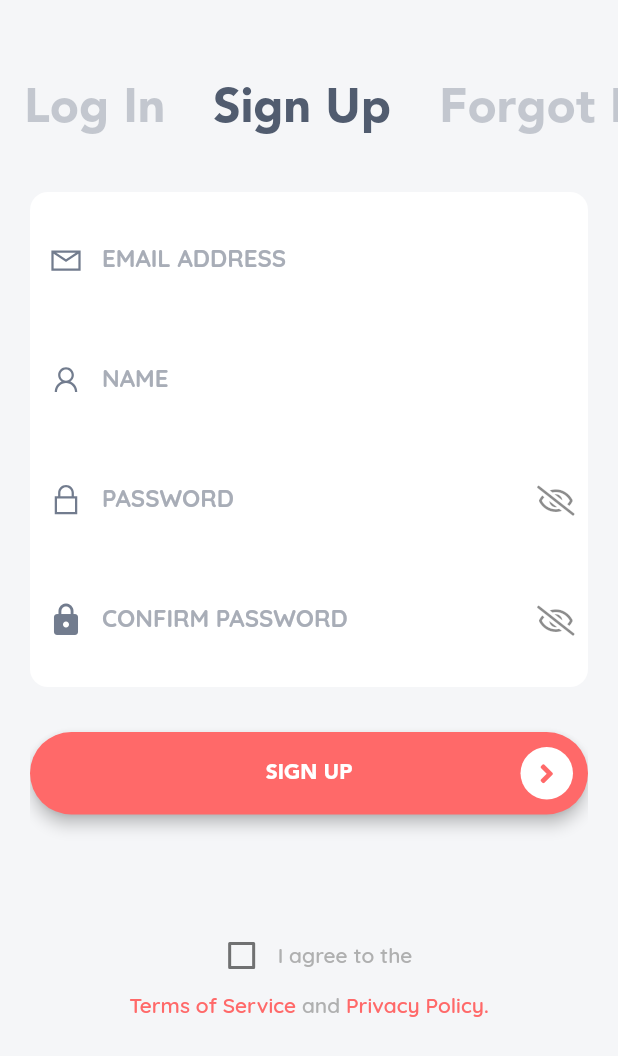
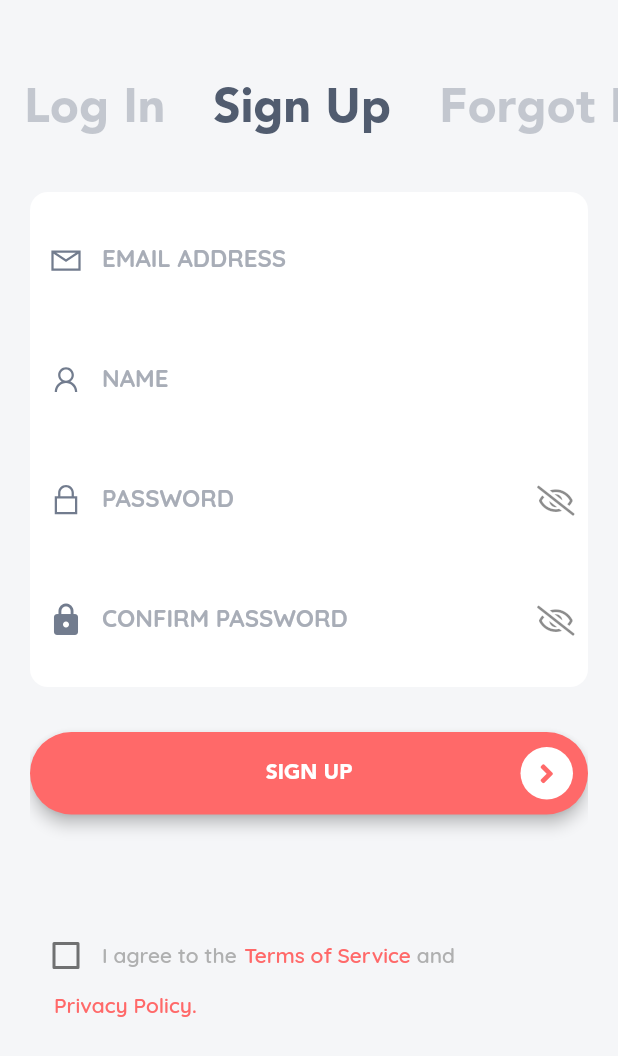
Before and after one commit to vickaw/Ecom-Flutter, a Flutter app: the screen it shows after launch, tab 2 chosen, on a phone screen of 412 x 824 dp. Shown: the top 1056 px of the screen. Run offline on Flutter 3.47's test engine with Material 2 defaults, Android fonts, the phone set to English and light mode, and no system bars; our stand-ins replace flushbar, flutter_html, flutter_rating_bar, flutter_screenutil, font_awesome_flutter, line_icons and 2 more.

Commit message:
Fixed Issues

```diff
--- a/lib/views/auth/login/login.dart
+++ b/lib/views/auth/login/login.dart
@@ -43,8 +43,8 @@ class LoginPage extends StatelessWidget {
 
     final bottomText = Container(
       padding: EdgeInsets.only(top: 70.0),
-      child: Column(
-        crossAxisAlignment: CrossAxisAlignment.center,
+      child: Row(
+        mainAxisAlignment: MainAxisAlignment.center,
         children: <Widget>[
           Text(
             "Don't have an account?",
@@ -54,6 +54,7 @@ class LoginPage extends StatelessWidget {
               color: Colors.grey.withOpacity(0.8),
             ),
           ),
+          SizedBox(width: 5.0,),
           GestureDetector(
             onTap: () {
               changeTab(1);
--- a/lib/views/auth/signup/signup.dart
+++ b/lib/views/auth/signup/signup.dart
@@ -72,7 +72,7 @@ class _SignUpPageState extends State<SignUpPage> {
       child: Column(
         children: <Widget>[
           Row(
-            mainAxisAlignment: MainAxisAlignment.center,
+            mainAxisAlignment: MainAxisAlignment.start,
             children: <Widget>[
               Checkbox(
                 activeColor: Theme.of(context).primaryColor,
@@ -87,27 +87,31 @@ class _SignUpPageState extends State<SignUpPage> {
                 "I agree to the",
                 style: defultTextStyle,
               ),
-            ],
-          ),
-          Row(
-            mainAxisAlignment: MainAxisAlignment.center,
-            children: <Widget>[
+              SizedBox(width: 5.0,),
               GestureDetector(
                 onTap: () => _showTermsPolicyDialog(context, false),
                 child: Text("Terms of Service", style: linkTextStyle),
               ),
               Text(" and ", style: defultTextStyle),
+            ],
+          ),
+          Row(
+            mainAxisAlignment: MainAxisAlignment.start,
+            children: <Widget>[
+              SizedBox(width: 16.0,),
               GestureDetector(
                 onTap: () => _showTermsPolicyDialog(context, true),
                 child: Text("Privacy Policy.", style: linkTextStyle),
               )
             ],
-          )
+          ),
+          Container(height: 60.0,)
         ],
       ),
     );
 
     return SingleChildScrollView(
+      padding: EdgeInsets.only(bottom: 20.0),
       child: Column(
         children: <Widget>[form, formSpace, submitBtn, bottomText],
       ),
```
